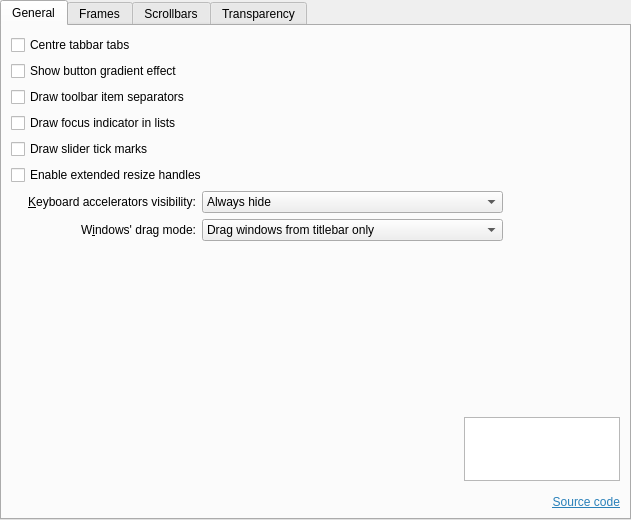
First picture: the form in kstyle/config/ui/breezestyleconfig.ui, repository paulmcauley/klassy, before the edit.
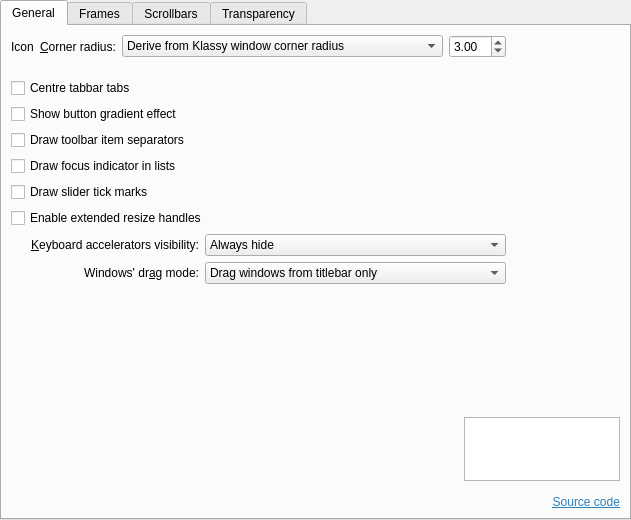
Second picture: the form after the edit. Icons and pictures are not drawn.

Commit message:
User-adjustable Application Style corner radii
Frame radius is now user-adjustable
Frame radius by default is derived from Window Decoration window corner
radius
Window decoration Window corner radius units are now in terms of pixels
@100% Wayland scaling
Small, sharp, corner radii now change the shapes of sliders and
scrollbars
Fix tab so highlight of current tab is a fixed value, rather than the
frame radius.

Patch:
```diff
--- a/kstyle/config/ui/breezestyleconfig.ui
+++ b/kstyle/config/ui/breezestyleconfig.ui
@@ -39,7 +39,105 @@
        <string>General</string>
       </attribute>
       <layout class="QGridLayout" name="gridLayout">
-       <item row="25" column="0" colspan="6">
+       <item row="19" column="0" colspan="3">
+        <widget class="QCheckBox" name="_splitterProxyEnabled">
+         <property name="text">
+          <string>Enable extended resize handles</string>
+         </property>
+        </widget>
+       </item>
+       <item row="16" column="0" colspan="2">
+        <widget class="QCheckBox" name="_viewDrawFocusIndicator">
+         <property name="text">
+          <string>Draw focus indicator in lists</string>
+         </property>
+        </widget>
+       </item>
+       <item row="18" column="0" colspan="2">
+        <widget class="QCheckBox" name="_sliderDrawTickMarks">
+         <property name="text">
+          <string>Draw slider tick marks</string>
+         </property>
+        </widget>
+       </item>
+       <item row="20" column="0" colspan="2">
+        <widget class="QLabel" name="_mnemonicsLabel">
+         <property name="text">
+          <string>&amp;Keyboard accelerators visibility:</string>
+         </property>
+         <property name="alignment">
+          <set>Qt::AlignmentFlag::AlignRight|Qt::AlignmentFlag::AlignTrailing|Qt::AlignmentFlag::AlignVCenter</set>
+         </property>
+         <property name="buddy">
+          <cstring>_mnemonicsMode</cstring>
+         </property>
+        </widget>
+       </item>
+       <item row="22" column="0" rowspan="3" colspan="3">
+        <spacer name="verticalSpacer">
+         <property name="orientation">
+          <enum>Qt::Orientation::Vertical</enum>
+         </property>
+         <property name="sizeHint" stdset="0">
+          <size>
+           <width>20</width>
+           <height>60</height>
+          </size>
+         </property>
+        </spacer>
+       </item>
+       <item row="1" column="0" colspan="2">
+        <widget class="QCheckBox" name="_tabBarDrawCenteredTabs">
+         <property name="text">
+          <string>Centre tabbar tabs</string>
+         </property>
+        </widget>
+       </item>
+       <item row="21" column="2" colspan="3">
+        <widget class="QComboBox" name="_windowDragMode">
+         <property name="sizePolicy">
+          <sizepolicy hsizetype="Preferred" vsizetype="Fixed">
+           <horstretch>0</horstretch>
+           <verstretch>0</verstretch>
+          </sizepolicy>
+         </property>
+         <item>
+          <property name="text">
+           <string>Drag windows from titlebar only</string>
+          </property>
+         </item>
+         <item>
+          <property name="text">
+           <string>Drag windows from titlebar, menubar and toolbars</string>
+          </property>
+         </item>
+         <item>
+          <property name="text">
+           <string>Drag windows from all empty areas</string>
+          </property>
+         </item>
+        </widget>
+       </item>
+       <item row="20" column="2" colspan="3">
+        <widget class="QComboBox" name="_mnemonicsMode">
+         <item>
+          <property name="text">
+           <string>Always hide</string>
+          </property>
+         </item>
+         <item>
+          <property name="text">
+           <string>Show when Alt key is pressed</string>
+          </property>
+         </item>
+         <item>
+          <property name="text">
+           <string>Always show</string>
+          </property>
+         </item>
+        </widget>
+       </item>
+       <item row="26" column="0" colspan="6">
         <layout class="QGridLayout" name="gridLayout_4">
          <property name="spacing">
           <number>0</number>
@@ -132,14 +230,14 @@
          </item>
         </layout>
        </item>
-       <item row="0" column="0" colspan="2">
-        <widget class="QCheckBox" name="_tabBarDrawCenteredTabs">
+       <item row="11" column="0">
+        <widget class="QCheckBox" name="_buttonGradient">
          <property name="text">
-          <string>Centre tabbar tabs</string>
+          <string>Show button gradient effect</string>
          </property>
         </widget>
        </item>
-       <item row="20" column="0" colspan="2">
+       <item row="21" column="0" colspan="2">
         <widget class="QLabel" name="_windowDragLabel">
          <property name="sizePolicy">
           <sizepolicy hsizetype="Preferred" vsizetype="Preferred">
@@ -148,7 +246,7 @@
           </sizepolicy>
          </property>
          <property name="text">
-          <string>W&amp;indows' drag mode:</string>
+          <string>Windows' dr&amp;ag mode:</string>
          </property>
          <property name="alignment">
           <set>Qt::AlignmentFlag::AlignRight|Qt::AlignmentFlag::AlignTrailing|Qt::AlignmentFlag::AlignVCenter</set>
@@ -158,124 +256,91 @@
          </property>
         </widget>
        </item>
-       <item row="19" column="2" colspan="3">
-        <widget class="QComboBox" name="_mnemonicsMode">
-         <item>
-          <property name="text">
-           <string>Always hide</string>
-          </property>
-         </item>
-         <item>
-          <property name="text">
-           <string>Show when Alt key is pressed</string>
-          </property>
-         </item>
-         <item>
-          <property name="text">
-           <string>Always show</string>
-          </property>
-         </item>
-        </widget>
-       </item>
-       <item row="21" column="0" rowspan="3" colspan="3">
-        <spacer name="verticalSpacer">
-         <property name="orientation">
-          <enum>Qt::Orientation::Vertical</enum>
-         </property>
-         <property name="sizeHint" stdset="0">
-          <size>
-           <width>20</width>
-           <height>60</height>
-          </size>
-         </property>
-        </spacer>
-       </item>
-       <item row="10" column="0">
-        <widget class="QCheckBox" name="_buttonGradient">
-         <property name="text">
-          <string>Show button gradient effect</string>
-         </property>
-        </widget>
-       </item>
-       <item row="17" column="0" colspan="2">
-        <widget class="QCheckBox" name="_sliderDrawTickMarks">
-         <property name="text">
-          <string>Draw slider tick marks</string>
-         </property>
-        </widget>
-       </item>
-       <item row="19" column="0" colspan="2">
-        <widget class="QLabel" name="_mnemonicsLabel">
-         <property name="text">
-          <string>&amp;Keyboard accelerators visibility:</string>
-         </property>
-         <property name="alignment">
-          <set>Qt::AlignmentFlag::AlignRight|Qt::AlignmentFlag::AlignTrailing|Qt::AlignmentFlag::AlignVCenter</set>
-         </property>
-         <property name="buddy">
-          <cstring>_mnemonicsMode</cstring>
-         </property>
-        </widget>
-       </item>
-       <item row="15" column="0" colspan="2">
-        <widget class="QCheckBox" name="_viewDrawFocusIndicator">
-         <property name="text">
-          <string>Draw focus indicator in lists</string>
-         </property>
-        </widget>
-       </item>
-       <item row="20" column="2" colspan="3">
-        <widget class="QComboBox" name="_windowDragMode">
-         <property name="sizePolicy">
-          <sizepolicy hsizetype="Preferred" vsizetype="Fixed">
-           <horstretch>0</horstretch>
-           <verstretch>0</verstretch>
-          </sizepolicy>
-         </property>
-         <item>
-          <property name="text">
-           <string>Drag windows from titlebar only</string>
-          </property>
-         </item>
-         <item>
-          <property name="text">
-           <string>Drag windows from titlebar, menubar and toolbars</string>
-          </property>
-         </item>
-         <item>
-          <property name="text">
-           <string>Drag windows from all empty areas</string>
-          </property>
-         </item>
-        </widget>
-       </item>
-       <item row="18" column="0" colspan="3">
-        <widget class="QCheckBox" name="_splitterProxyEnabled">
-         <property name="text">
-          <string>Enable extended resize handles</string>
-         </property>
-        </widget>
-       </item>
-       <item row="19" column="5">
-        <spacer name="horizontalSpacer_2">
-         <property name="orientation">
-          <enum>Qt::Orientation::Horizontal</enum>
-         </property>
-         <property name="sizeHint" stdset="0">
-          <size>
-           <width>100</width>
-           <height>20</height>
-          </size>
-         </property>
-        </spacer>
-       </item>
-       <item row="11" column="0">
+       <item row="12" column="0">
         <widget class="QCheckBox" name="_toolBarDrawItemSeparator">
          <property name="text">
           <string>Draw toolbar item separators</string>
          </property>
         </widget>
        </item>
+       <item row="20" column="5">
+        <spacer name="horizontalSpacer_2">
+         <property name="orientation">
+          <enum>Qt::Orientation::Horizontal</enum>
+         </property>
+         <property name="sizeHint" stdset="0">
+          <size>
+           <width>100</width>
+           <height>20</height>
+          </size>
+         </property>
+        </spacer>
+       </item>
+       <item row="0" column="0" colspan="5">
+        <layout class="QFormLayout" name="formLayout_10">
+         <item row="0" column="0">
+          <layout class="QHBoxLayout" name="horizontalLayout_4">
+           <item>
+            <widget class="QLabel" name="_cornerRadiusIcon">
+             <property name="text">
+              <string>Icon</string>
+             </property>
+            </widget>
+           </item>
+           <item>
+            <widget class="QLabel" name="_cornerRadiusLabel">
+             <property name="text">
+              <string>&amp;Corner radius:</string>
+             </property>
+             <property name="buddy">
+              <cstring>_frameCustomCornerRadius</cstring>
+             </property>
+            </widget>
+           </item>
+          </layout>
+         </item>
+         <item row="0" column="1">
+          <layout class="QHBoxLayout" name="horizontalLayout_5">
+           <item>
+            <widget class="QComboBox" name="_frameCornerRadius">
+             <property name="sizePolicy">
+              <sizepolicy hsizetype="Expanding" vsizetype="Fixed">
+               <horstretch>0</horstretch>
+               <verstretch>0</verstretch>
+              </sizepolicy>
+             </property>
+             <item>
+              <property name="text">
+               <string>Derive from Klassy window corner radius</string>
+              </property>
+             </item>
+             <item>
+              <property name="text">
+               <string>Custom</string>
+              </property>
+             </item>
+            </widget>
+           </item>
+           <item>
+            <widget class="QDoubleSpinBox" name="_frameCustomCornerRadius">
+             <property name="decimals">
+              <number>2</number>
+             </property>
+             <property name="maximum">
+              <double>14.000000000000000</double>
+             </property>
+             <property name="singleStep">
+              <double>0.100000000000000</double>
+             </property>
+             <property name="value">
+              <double>3.000000000000000</double>
+             </property>
+            </widget>
+           </item>
+          </layout>
+         </item>
+        </layout>
+       </item>
       </layout>
      </widget>
      <widget class="QWidget" name="tab_Frames">
```
Left out of the diff: 75 changed lines with no effect on the pictures. The commit also changes 34 other files.
